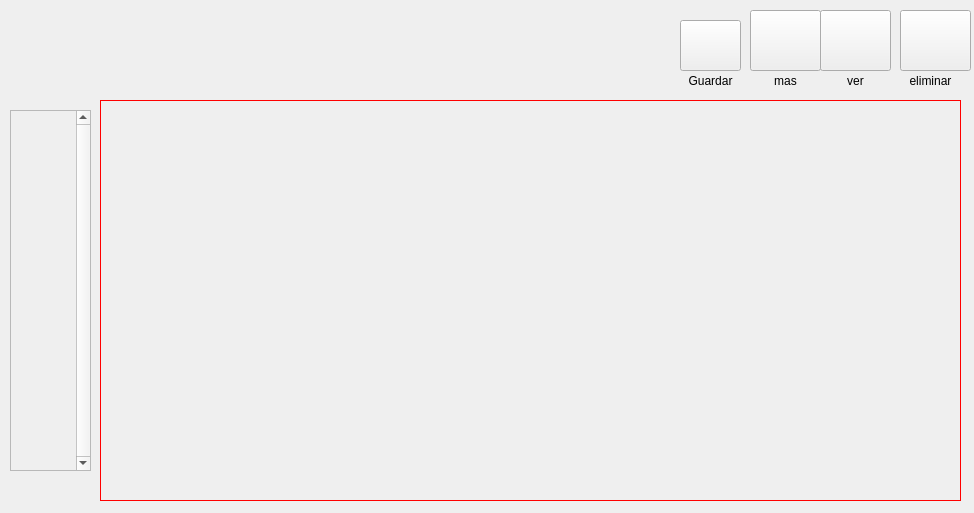
The window that DISENOS/creadorPreguntasMain_d.ui (ronihdzz/DisenadorPreguntas) describes before a commit, drawn with Qt 5.
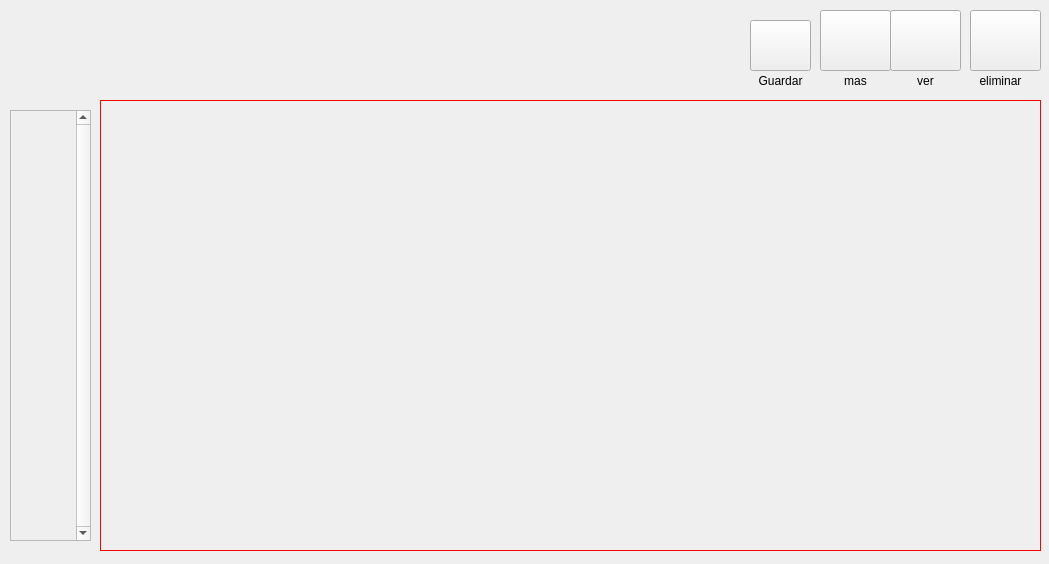
The same window after the commit. Icons and pictures are not drawn.

Commit message: Metodologia de interfaces empleada para reducir drasticamente el codigo, aparte seleccion de imagen lograda, y nombres establecidos de los diferentes tipos de formato de preguntas listo

Patch:
```diff
--- a/DISENOS/creadorPreguntasMain_d.ui
+++ b/DISENOS/creadorPreguntasMain_d.ui
@@ -6,8 +6,8 @@
    <rect>
     <x>0</x>
     <y>0</y>
-    <width>974</width>
-    <height>513</height>
+    <width>1049</width>
+    <height>564</height>
    </rect>
   </property>
   <property name="windowTitle">
@@ -19,7 +19,7 @@
      <x>10</x>
      <y>110</y>
      <width>81</width>
-     <height>361</height>
+     <height>431</height>
     </rect>
    </property>
    <property name="verticalScrollBarPolicy">
@@ -37,7 +37,7 @@
       <x>0</x>
       <y>0</y>
       <width>65</width>
-      <height>359</height>
+      <height>429</height>
      </rect>
     </property>
    </widget>
@@ -47,8 +47,8 @@
     <rect>
      <x>100</x>
      <y>100</y>
-     <width>861</width>
-     <height>401</height>
+     <width>941</width>
+     <height>451</height>
     </rect>
    </property>
    <property name="toolTipDuration">
@@ -72,7 +72,7 @@
   <widget class="QPushButton" name="pushButton_5">
    <property name="geometry">
     <rect>
-     <x>900</x>
+     <x>970</x>
      <y>10</y>
      <width>71</width>
      <height>61</height>
@@ -88,7 +88,7 @@
   <widget class="QPushButton" name="btn_mas">
    <property name="geometry">
     <rect>
-     <x>750</x>
+     <x>820</x>
      <y>10</y>
      <width>71</width>
      <height>61</height>
@@ -104,7 +104,7 @@
   <widget class="QPushButton" name="btn__ver">
    <property name="geometry">
     <rect>
-     <x>820</x>
+     <x>890</x>
      <y>10</y>
      <width>71</width>
      <height>61</height>
@@ -120,7 +120,7 @@
   <widget class="QLabel" name="label_4">
    <property name="geometry">
     <rect>
-     <x>760</x>
+     <x>830</x>
      <y>70</y>
      <width>51</width>
      <height>21</height>
@@ -136,7 +136,7 @@
   <widget class="QLabel" name="label_5">
    <property name="geometry">
     <rect>
-     <x>830</x>
+     <x>900</x>
      <y>70</y>
      <width>51</width>
      <height>21</height>
@@ -152,7 +152,7 @@
   <widget class="QLabel" name="label_6">
    <property name="geometry">
     <rect>
-     <x>900</x>
+     <x>970</x>
      <y>70</y>
      <width>61</width>
      <height>21</height>
@@ -168,7 +168,7 @@
   <widget class="QLabel" name="label_7">
    <property name="geometry">
     <rect>
-     <x>680</x>
+     <x>750</x>
      <y>70</y>
      <width>61</width>
      <height>21</height>
@@ -184,7 +184,7 @@
   <widget class="QPushButton" name="btn_guardar">
    <property name="geometry">
     <rect>
-     <x>680</x>
+     <x>750</x>
      <y>20</y>
      <width>61</width>
      <height>51</height>
```
The commit also changes 20 other files.
